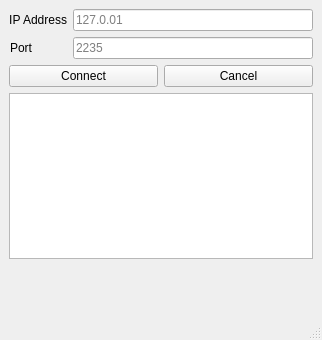
Old version of the form rl_ui/hyperbotconnect.ui in the repository SandSnip3r/Hyperbot.
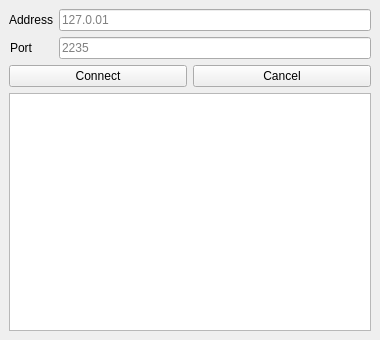
New version of the form.

What changed in the file:
```diff
--- a/rl_ui/hyperbotconnect.ui
+++ b/rl_ui/hyperbotconnect.ui
@@ -6,7 +6,7 @@
    <rect>
     <x>0</x>
     <y>0</y>
-    <width>322</width>
+    <width>380</width>
     <height>340</height>
    </rect>
   </property>
@@ -20,7 +20,7 @@
       <item row="0" column="0">
        <widget class="QLabel" name="label">
         <property name="text">
-         <string>IP Address</string>
+         <string>Address</string>
         </property>
         <property name="alignment">
          <set>Qt::AlignRight|Qt::AlignTrailing|Qt::AlignVCenter</set>
@@ -84,19 +84,6 @@
       </property>
      </widget>
     </item>
-    <item>
-     <spacer name="verticalSpacer">
-      <property name="orientation">
-       <enum>Qt::Vertical</enum>
-      </property>
-      <property name="sizeHint" stdset="0">
-       <size>
-        <width>20</width>
-        <height>76</height>
-       </size>
-      </property>
-     </spacer>
-    </item>
    </layout>
   </widget>
   <widget class="QMenuBar" name="menubar">
@@ -109,7 +96,6 @@
     </rect>
    </property>
   </widget>
-  <widget class="QStatusBar" name="statusbar"/>
  </widget>
  <resources/>
  <connections/>
```
Left out of the diff: 4 changed lines with no effect on the pictures.
